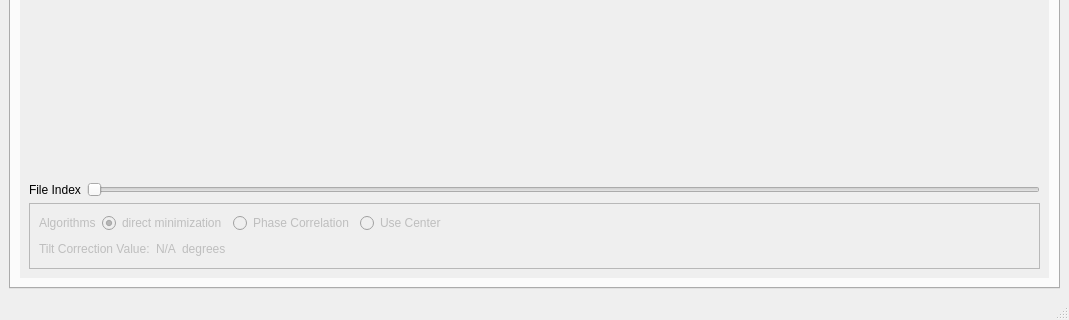
Qt form src/ui/main_application.ui (ornlneutronimaging/pyMBIR_UI) before a commit; both pictures show x 0 to 1069 and y 537 to 857 of the 1069 by 857 pixel window.
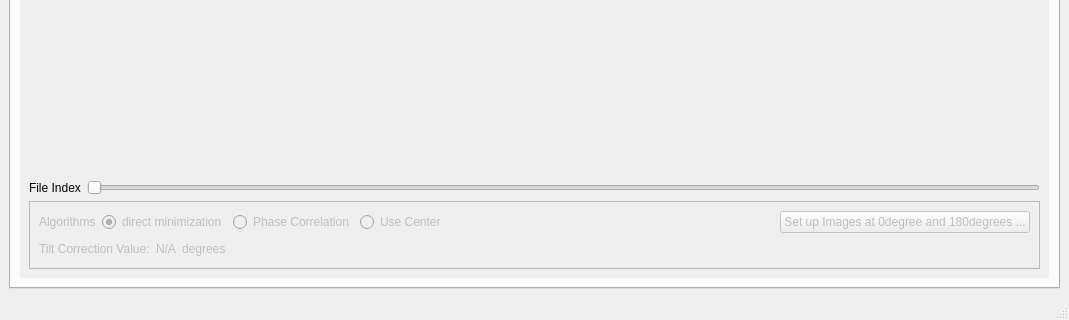
The same form after that commit. Icons and pictures are not drawn.

Commit message: Clean up of dead code. Added designer dialog for 0 and 180 degrees selection tool. this refs #11

The edit to the form file:
```diff
--- a/src/ui/main_application.ui
+++ b/src/ui/main_application.ui
@@ -648,6 +648,13 @@
                    </property>
                   </spacer>
                  </item>
+                 <item>
+                  <widget class="QPushButton" name="tilt_correction_setup_0_and_180degrees_images_pushButton">
+                   <property name="text">
+                    <string>Set up Images at 0degree and 180degrees ...</string>
+                   </property>
+                  </widget>
+                 </item>
                 </layout>
                </item>
                <item>
```
Left out of the diff: 21 changed lines with no effect on the pictures. The commit also changes 34 other files.
